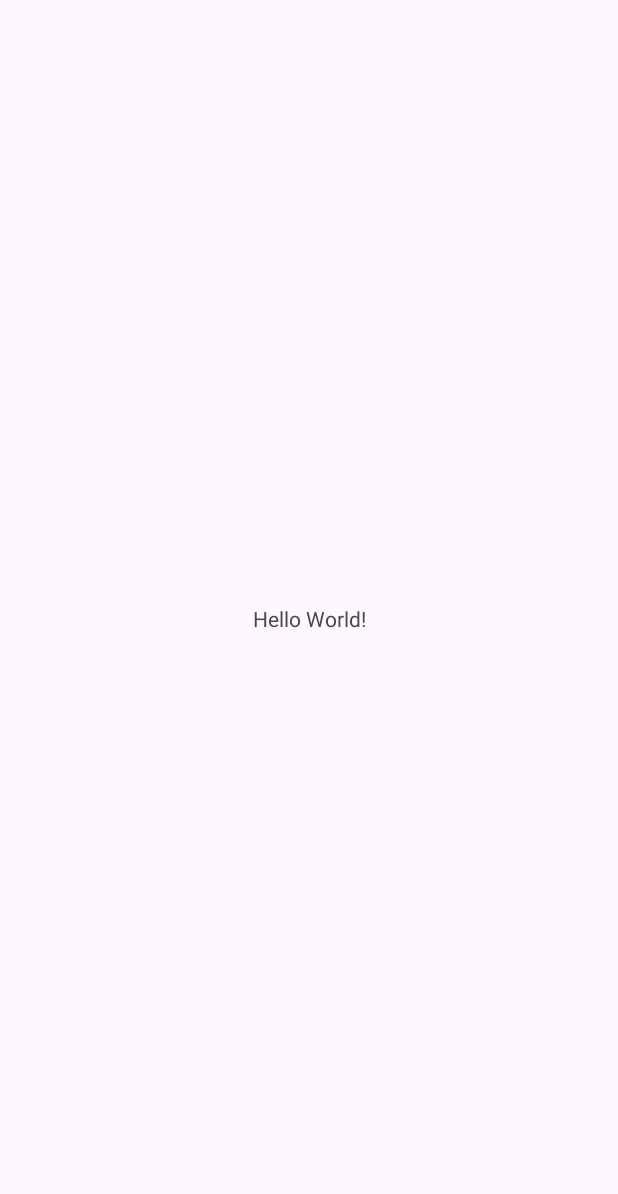
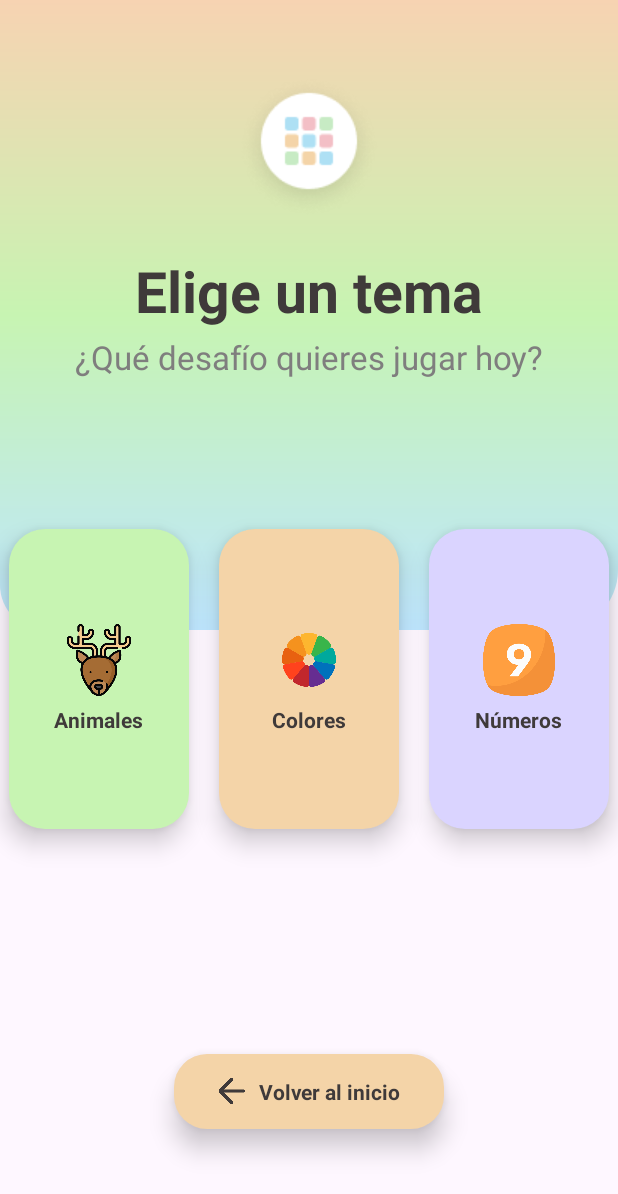
Before and after one commit to Aidmora/PulseIT, an Android app: the screen it shows after launch (MainActivity before the commit, EleccionTemaActivity after it), on a phone screen of 412 x 824 dp. Before the commit the part shown is almost empty. Shown: the top 1194 px of the screen. Run offline under Robolectric (Android 15) with nearby library versions, the phone set to English and light mode, and no system bars.

Commit message:
feat: Add theme selection screen
This commit introduces the UI for the theme selection screen.

- Add `EleccionTemaActivity` and its corresponding layout `activity_eleccion_tema`.
- Create new drawable resources for backgrounds, cards, and buttons, including gradient and solid shapes.
- Add new icons (`ic_animales`, `ic_colores`, `ic_numeros`, etc.) for the selection cards.
- Define new string resources for the screen's titles and options.
- Set `EleccionTemaActivity` as the new launcher activity in `AndroidManifest.xml`.
- Configure the base theme to use fullscreen mode.

```diff
--- a/app/src/main/AndroidManifest.xml
+++ b/app/src/main/AndroidManifest.xml
@@ -12,13 +12,16 @@
         android:supportsRtl="true"
         android:theme="@style/Theme.PulseIT">
         <activity
-            android:name=".MainActivity"
+            android:name=".EleccionTemaActivity"
             android:exported="true">
             <intent-filter>
                 <action android:name="android.intent.action.MAIN" />
-
                 <category android:name="android.intent.category.LAUNCHER" />
             </intent-filter>
+        </activity>
+        <activity
+            android:name=".MainActivity"
+            android:exported="false">
         </activity>
     </application>
 
--- /dev/null
+++ b/app/src/main/java/com/mora/ariel/pulseit/EleccionTemaActivity.kt
@@ -0,0 +1,20 @@
+package com.mora.ariel.pulseit
+
+import android.os.Bundle
+import androidx.activity.enableEdgeToEdge
+import androidx.appcompat.app.AppCompatActivity
+import androidx.core.view.ViewCompat
+import androidx.core.view.WindowInsetsCompat
+
+class EleccionTemaActivity : AppCompatActivity() {
+    override fun onCreate(savedInstanceState: Bundle?) {
+        super.onCreate(savedInstanceState)
+        enableEdgeToEdge()
+        setContentView(R.layout.activity_eleccion_tema)
+        ViewCompat.setOnApplyWindowInsetsListener(findViewById(R.id.main)) { v, insets ->
+            val systemBars = insets.getInsets(WindowInsetsCompat.Type.systemBars())
+            v.setPadding(systemBars.left, systemBars.top, systemBars.right, systemBars.bottom)
+            insets
+        }
+    }
+}
--- /dev/null
+++ b/app/src/main/res/drawable/bg_button_peach.xml
@@ -0,0 +1,5 @@
+<?xml version="1.0" encoding="utf-8"?>
+<shape xmlns:android="http://schemas.android.com/apk/res/android">
+    <solid android:color="#F4D4A8"/>
+    <corners android:radius="22dp"/>
+</shape>
--- /dev/null
+++ b/app/src/main/res/drawable/bg_card_green.xml
@@ -0,0 +1,5 @@
+<?xml version="1.0" encoding="utf-8"?>
+    <shape xmlns:android="http://schemas.android.com/apk/res/android">
+        <solid android:color="#C7F4B2"/>
+        <corners android:radius="24dp"/>
+    </shape>
--- /dev/null
+++ b/app/src/main/res/drawable/bg_card_peach.xml
@@ -0,0 +1,5 @@
+<?xml version="1.0" encoding="utf-8"?>
+<shape xmlns:android="http://schemas.android.com/apk/res/android">
+    <solid android:color="#F4D4A8"/>
+    <corners android:radius="24dp"/>
+</shape>
--- /dev/null
+++ b/app/src/main/res/drawable/bg_card_purple.xml
@@ -0,0 +1,5 @@
+<?xml version="1.0" encoding="utf-8"?>
+<shape xmlns:android="http://schemas.android.com/apk/res/android">
+    <solid android:color="#DAD4FF"/>
+    <corners android:radius="24dp"/>
+</shape>
--- /dev/null
+++ b/app/src/main/res/drawable/bg_pulseit_degradado.xml
@@ -0,0 +1,16 @@
+<?xml version="1.0" encoding="utf-8"?>
+<shape xmlns:android="http://schemas.android.com/apk/res/android"
+    android:shape="rectangle">
+
+    <gradient
+        android:type="linear"
+        android:angle="90"
+        android:startColor="#BEE6FF"
+        android:centerColor="#C7F4B2"
+        android:endColor="#F7D3B2" />
+    <corners
+        android:topLeftRadius="0dp"
+        android:topRightRadius="0dp"
+        android:bottomLeftRadius="30dp"
+        android:bottomRightRadius="40dp"/>
+</shape>
--- /dev/null
+++ b/app/src/main/res/drawable/bg_white_curve.xml
@@ -0,0 +1,12 @@
+<?xml version="1.0" encoding="utf-8"?>
+<shape xmlns:android="http://schemas.android.com/apk/res/android"
+    android:shape="rectangle">
+
+    <solid android:color="#FFFFFFFF"/>
+
+    <corners
+        android:topLeftRadius="0dp"
+        android:topRightRadius="0dp"
+        android:bottomLeftRadius="90dp"
+        android:bottomRightRadius="90dp"/>
+</shape>
--- /dev/null
+++ b/app/src/main/res/layout/activity_eleccion_tema.xml
@@ -0,0 +1,178 @@
+<?xml version="1.0" encoding="utf-8"?>
+<androidx.constraintlayout.widget.ConstraintLayout
+    xmlns:android="http://schemas.android.com/apk/res/android"
+    xmlns:app="http://schemas.android.com/apk/res-auto"
+    xmlns:tools="http://schemas.android.com/tools"
+    android:id="@+id/main"
+    android:layout_width="match_parent"
+    android:layout_height="match_parent"
+    tools:context=".EleccionTemaActivity">
+    <View
+        android:id="@+id/topBackground"
+        android:layout_width="0dp"
+        android:layout_height="420dp"
+        android:background="@drawable/bg_pulseit_degradado"
+        app:layout_constraintTop_toTopOf="parent"
+        app:layout_constraintStart_toStartOf="parent"
+        app:layout_constraintEnd_toEndOf="parent"/>
+    <ImageView
+        android:id="@+id/logoPulseIt"
+        android:layout_width="wrap_content"
+        android:layout_height="wrap_content"
+        android:src="@drawable/ic_logo"
+        android:layout_marginTop="40dp"
+        android:padding="10dp"
+        android:elevation="6dp"
+        app:layout_constraintTop_toTopOf="parent"
+        app:layout_constraintStart_toStartOf="parent"
+        app:layout_constraintEnd_toEndOf="parent"/>
+
+    <TextView
+        android:id="@+id/txtTitulo"
+        android:layout_width="wrap_content"
+        android:layout_height="wrap_content"
+        android:layout_marginTop="12dp"
+        android:text="@string/titulo_elige_tema"
+        android:textColor="#3F3A3A"
+        android:textSize="38sp"
+        android:textStyle="bold"
+        app:layout_constraintEnd_toEndOf="parent"
+        app:layout_constraintStart_toStartOf="parent"
+        app:layout_constraintTop_toBottomOf="@id/logoPulseIt" />
+
+    <TextView
+        android:id="@+id/txtSubtitulo"
+        android:layout_width="wrap_content"
+        android:layout_height="wrap_content"
+        android:layout_marginTop="4dp"
+        android:text="@string/subtitulo_elige_tema"
+        android:textColor="#7F7E7E"
+        android:textSize="22sp"
+        app:layout_constraintEnd_toEndOf="parent"
+        app:layout_constraintStart_toStartOf="parent"
+        app:layout_constraintTop_toBottomOf="@id/txtTitulo" />
+
+    <LinearLayout
+        android:id="@+id/cardAnimales"
+        android:layout_width="120dp"
+        android:layout_height="200dp"
+        android:layout_marginTop="100dp"
+        android:background="@drawable/bg_card_green"
+        android:elevation="10dp"
+        android:gravity="center"
+        android:orientation="vertical"
+        android:padding="10dp"
+        app:layout_constraintEnd_toStartOf="@id/cardColores"
+        app:layout_constraintHorizontal_chainStyle="packed"
+        app:layout_constraintStart_toStartOf="parent"
+        app:layout_constraintTop_toBottomOf="@id/txtSubtitulo">
+
+        <ImageView
+            android:layout_width="48dp"
+            android:layout_height="48dp"
+            android:src="@drawable/ic_animales" />
+
+        <TextView
+            android:layout_width="wrap_content"
+            android:layout_height="wrap_content"
+            android:layout_marginTop="6dp"
+            android:text="@string/animales_elige_tema"
+            android:textColor="#3F3A3A"
+            android:textSize="14sp"
+            android:textStyle="bold" />
+
+    </LinearLayout>
+
+    <LinearLayout
+        android:id="@+id/cardColores"
+        android:layout_width="120dp"
+        android:layout_height="200dp"
+        android:layout_marginStart="20dp"
+        android:layout_marginTop="100dp"
+        android:layout_marginEnd="20dp"
+        android:background="@drawable/bg_card_peach"
+        android:elevation="10dp"
+        android:gravity="center"
+        android:orientation="vertical"
+        android:padding="10dp"
+        app:layout_constraintEnd_toStartOf="@id/cardNumeros"
+        app:layout_constraintStart_toEndOf="@id/cardAnimales"
+        app:layout_constraintTop_toBottomOf="@id/txtSubtitulo">
+
+        <ImageView
+            android:layout_width="48dp"
+            android:layout_height="48dp"
+            android:src="@drawable/ic_colores" />
+
+        <TextView
+            android:layout_width="wrap_content"
+            android:layout_height="wrap_content"
+            android:layout_marginTop="6dp"
+            android:text="@string/colores_elige_tema"
+            android:textColor="#3F3A3A"
+            android:textSize="14sp"
+            android:textStyle="bold" />
+
+    </LinearLayout>
+
+    <LinearLayout
+        android:id="@+id/cardNumeros"
+        android:layout_width="120dp"
+        android:layout_height="200dp"
+        android:layout_marginTop="100dp"
+        android:background="@drawable/bg_card_purple"
+        android:elevation="10dp"
+        android:gravity="center"
+        android:orientation="vertical"
+        android:padding="10dp"
+        app:layout_constraintEnd_toEndOf="parent"
+        app:layout_constraintStart_toEndOf="@id/cardColores"
+        app:layout_constraintTop_toBottomOf="@id/txtSubtitulo">
+
+        <ImageView
+            android:layout_width="48dp"
+            android:layout_height="48dp"
+            android:src="@drawable/ic_numeros" />
+
+        <TextView
+            android:layout_width="wrap_content"
+            android:layout_height="wrap_content"
+            android:layout_marginTop="6dp"
+            android:text="@string/numeros_elige_tema"
+            android:textColor="#3F3A3A"
+            android:textSize="14sp"
+            android:textStyle="bold" />
+
+    </LinearLayout>
+
+    <LinearLayout
+        android:id="@+id/btnVolver"
+        android:layout_width="180dp"
+        android:layout_height="50dp"
+        android:layout_marginTop="150dp"
+        android:background="@drawable/bg_button_peach"
+        android:elevation="10dp"
+        android:gravity="center"
+        android:orientation="horizontal"
+        app:layout_constraintEnd_toEndOf="parent"
+        app:layout_constraintStart_toStartOf="parent"
+        app:layout_constraintTop_toBottomOf="@id/cardColores">
+
+        <ImageView
+            android:layout_width="20dp"
+            android:layout_height="20dp"
+            android:src="@drawable/ic_flecha_izquierda"
+            android:tint="#3F3A3A" />
+
+        <TextView
+            android:layout_width="wrap_content"
+            android:layout_height="wrap_content"
+            android:layout_marginStart="8dp"
+            android:text="Volver al inicio"
+            android:textColor="#3F3A3A"
+            android:textSize="14sp"
+            android:textStyle="bold" />
+
+    </LinearLayout>
+
+</androidx.constraintlayout.widget.ConstraintLayout>
--- a/app/src/main/res/values/strings.xml
+++ b/app/src/main/res/values/strings.xml
@@ -1,3 +1,8 @@
 <resources>
     <string name="app_name">PulseIT</string>
+    <string name="titulo_elige_tema"> Elige un tema</string>
+    <string name="subtitulo_elige_tema"> ¿Qué desafío quieres jugar hoy?</string>
+    <string name="animales_elige_tema"> Animales</string>
+    <string name="colores_elige_tema"> Colores</string>
+    <string name="numeros_elige_tema"> Números</string>
 </resources>
--- a/app/src/main/res/values/themes.xml
+++ b/app/src/main/res/values/themes.xml
@@ -1,8 +1,7 @@
 <resources xmlns:tools="http://schemas.android.com/tools">
     <!-- Base application theme. -->
     <style name="Base.Theme.PulseIT" parent="Theme.Material3.DayNight.NoActionBar">
-        <!-- Customize your light theme here. -->
-        <!-- <item name="colorPrimary">@color/my_light_primary</item> -->
+        <item name="android:windowFullscreen">true</item>
     </style>
 
     <style name="Theme.PulseIT" parent="Base.Theme.PulseIT" />
```
Also changed, not shown: app/src/main/res/drawable/ic_animales.png (added), app/src/main/res/drawable/ic_colores.png (added), app/src/main/res/drawable/ic_flecha_izquierda.png (added), app/src/main/res/drawable/ic_logo.png (added), app/src/main/res/drawable/ic_numeros.png (added).
